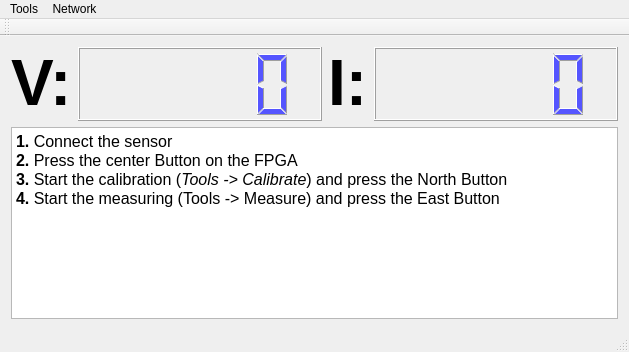
Above: mainwindow.ui from Zap123/Nanosystem-project before the change. Below: the same form after it.
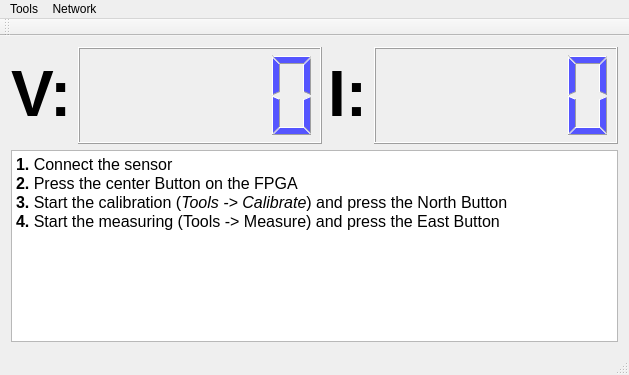
That is the form after the change.

Commit message: Before changing class structure

```diff
--- a/mainwindow.ui
+++ b/mainwindow.ui
@@ -7,15 +7,15 @@
     <x>0</x>
     <y>0</y>
     <width>629</width>
-    <height>352</height>
+    <height>375</height>
    </rect>
   </property>
   <property name="windowTitle">
    <string>Nanosystems Project</string>
   </property>
   <widget class="QWidget" name="centralWidget">
-   <layout class="QGridLayout" name="gridLayout">
-    <item row="1" column="0" rowspan="3">
+   <layout class="QVBoxLayout" name="verticalLayout">
+    <item>
      <layout class="QHBoxLayout" name="horizontalLayout">
       <property name="spacing">
        <number>6</number>
@@ -68,7 +68,7 @@
       </item>
      </layout>
     </item>
-    <item row="4" column="0" rowspan="4">
+    <item>
      <widget class="QTextBrowser" name="textBrowser">
       <property name="sizePolicy">
        <sizepolicy hsizetype="Minimum" vsizetype="Minimum">
@@ -80,11 +80,11 @@
        <string>&lt;!DOCTYPE HTML PUBLIC &quot;-//W3C//DTD HTML 4.0//EN&quot; &quot;http://www.w3.org/TR/REC-html40/strict.dtd&quot;&gt;
 &lt;html&gt;&lt;head&gt;&lt;meta name=&quot;qrichtext&quot; content=&quot;1&quot; /&gt;&lt;style type=&quot;text/css&quot;&gt;
 p, li { white-space: pre-wrap; }
-&lt;/style&gt;&lt;/head&gt;&lt;body style=&quot; font-family:'Sans Serif'; font-size:9pt; font-weight:400; font-style:normal;&quot;&gt;
-&lt;p style=&quot; margin-top:0px; margin-bottom:0px; margin-left:0px; margin-right:0px; -qt-block-indent:0; text-indent:0px;&quot;&gt;&lt;span style=&quot; font-size:12pt; font-weight:600;&quot;&gt;1.&lt;/span&gt;&lt;span style=&quot; font-size:12pt;&quot;&gt; Connect the sensor&lt;/span&gt;&lt;/p&gt;
-&lt;p style=&quot; margin-top:0px; margin-bottom:0px; margin-left:0px; margin-right:0px; -qt-block-indent:0; text-indent:0px;&quot;&gt;&lt;span style=&quot; font-size:12pt; font-weight:600;&quot;&gt;2.&lt;/span&gt;&lt;span style=&quot; font-size:12pt;&quot;&gt; Press the center Button on the FPGA&lt;/span&gt;&lt;/p&gt;
-&lt;p style=&quot; margin-top:0px; margin-bottom:0px; margin-left:0px; margin-right:0px; -qt-block-indent:0; text-indent:0px;&quot;&gt;&lt;span style=&quot; font-size:12pt; font-weight:600;&quot;&gt;3.&lt;/span&gt;&lt;span style=&quot; font-size:12pt;&quot;&gt; Start the calibration (&lt;/span&gt;&lt;span style=&quot; font-size:12pt; font-style:italic;&quot;&gt;Tools -&amp;gt; Calibrate&lt;/span&gt;&lt;span style=&quot; font-size:12pt;&quot;&gt;) and press the North Button&lt;/span&gt;&lt;/p&gt;
-&lt;p style=&quot; margin-top:0px; margin-bottom:0px; margin-left:0px; margin-right:0px; -qt-block-indent:0; text-indent:0px;&quot;&gt;&lt;span style=&quot; font-size:12pt; font-weight:600;&quot;&gt;4. &lt;/span&gt;&lt;span style=&quot; font-size:12pt;&quot;&gt;Start the measuring (Tools -&amp;gt; Measure)&lt;/span&gt;&lt;span style=&quot; font-size:12pt; font-weight:600;&quot;&gt; &lt;/span&gt;&lt;span style=&quot; font-size:12pt;&quot;&gt;and press the East Button &lt;/span&gt;&lt;/p&gt;&lt;/body&gt;&lt;/html&gt;</string>
+&lt;/style&gt;&lt;/head&gt;&lt;body style=&quot; font-family:'Ubuntu'; font-size:11pt; font-weight:400; font-style:normal;&quot;&gt;
+&lt;p style=&quot; margin-top:0px; margin-bottom:0px; margin-left:0px; margin-right:0px; -qt-block-indent:0; text-indent:0px;&quot;&gt;&lt;span style=&quot; font-family:'Sans Serif'; font-size:12pt; font-weight:600;&quot;&gt;1.&lt;/span&gt;&lt;span style=&quot; font-family:'Sans Serif'; font-size:12pt;&quot;&gt; Connect the sensor&lt;/span&gt;&lt;/p&gt;
+&lt;p style=&quot; margin-top:0px; margin-bottom:0px; margin-left:0px; margin-right:0px; -qt-block-indent:0; text-indent:0px;&quot;&gt;&lt;span style=&quot; font-family:'Sans Serif'; font-size:12pt; font-weight:600;&quot;&gt;2.&lt;/span&gt;&lt;span style=&quot; font-family:'Sans Serif'; font-size:12pt;&quot;&gt; Press the center Button on the FPGA&lt;/span&gt;&lt;/p&gt;
+&lt;p style=&quot; margin-top:0px; margin-bottom:0px; margin-left:0px; margin-right:0px; -qt-block-indent:0; text-indent:0px;&quot;&gt;&lt;span style=&quot; font-family:'Sans Serif'; font-size:12pt; font-weight:600;&quot;&gt;3.&lt;/span&gt;&lt;span style=&quot; font-family:'Sans Serif'; font-size:12pt;&quot;&gt; Start the calibration (&lt;/span&gt;&lt;span style=&quot; font-family:'Sans Serif'; font-size:12pt; font-style:italic;&quot;&gt;Tools -&amp;gt; Calibrate&lt;/span&gt;&lt;span style=&quot; font-family:'Sans Serif'; font-size:12pt;&quot;&gt;) and press the North Button&lt;/span&gt;&lt;/p&gt;
+&lt;p style=&quot; margin-top:0px; margin-bottom:0px; margin-left:0px; margin-right:0px; -qt-block-indent:0; text-indent:0px;&quot;&gt;&lt;span style=&quot; font-family:'Sans Serif'; font-size:12pt; font-weight:600;&quot;&gt;4. &lt;/span&gt;&lt;span style=&quot; font-family:'Sans Serif'; font-size:12pt;&quot;&gt;Start the measuring (Tools -&amp;gt; Measure)&lt;/span&gt;&lt;span style=&quot; font-family:'Sans Serif'; font-size:12pt; font-weight:600;&quot;&gt; &lt;/span&gt;&lt;span style=&quot; font-family:'Sans Serif'; font-size:12pt;&quot;&gt;and press the East Button &lt;/span&gt;&lt;/p&gt;&lt;/body&gt;&lt;/html&gt;</string>
       </property>
      </widget>
     </item>
@@ -115,6 +115,7 @@
    <addaction name="menuCalibrate"/>
    <addaction name="menuNetwork"/>
   </widget>
+  <widget class="QStatusBar" name="statusBar"/>
   <widget class="QToolBar" name="mainToolBar">
    <attribute name="toolBarArea">
     <enum>TopToolBarArea</enum>
@@ -123,7 +124,6 @@
     <bool>false</bool>
    </attribute>
   </widget>
-  <widget class="QStatusBar" name="statusBar"/>
   <action name="actionCalibrate">
    <property name="text">
     <string>Calibrate</string>
```
Left out of the diff: 5 changed lines with no effect on the pictures. The commit also changes 13 other files.
